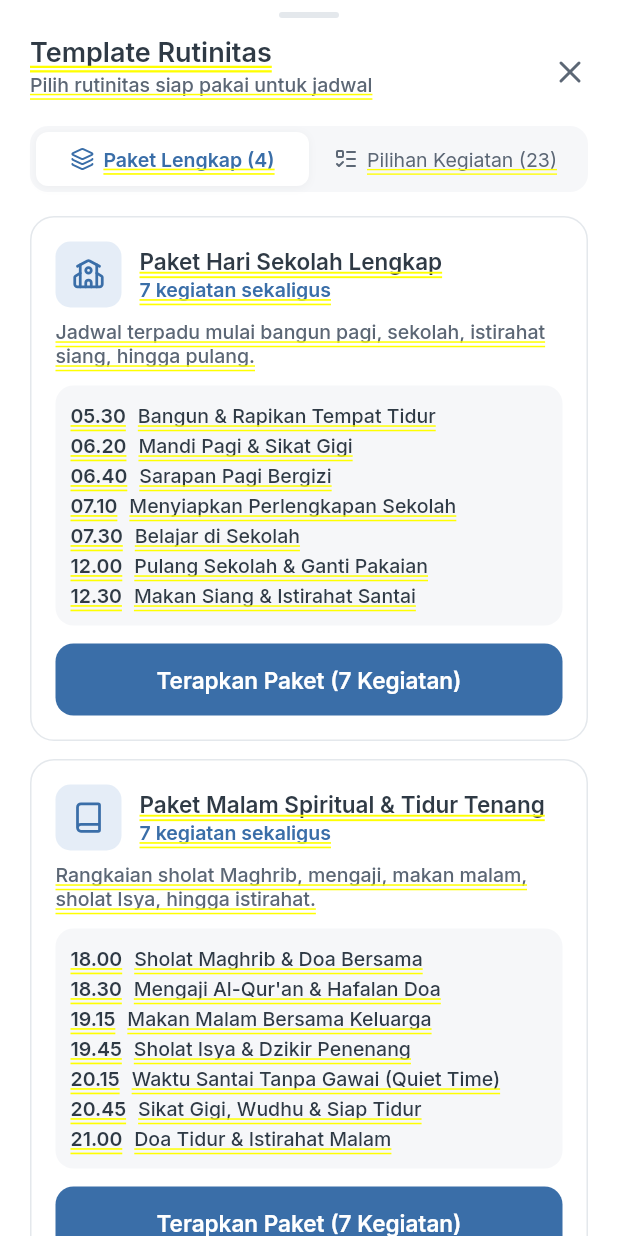
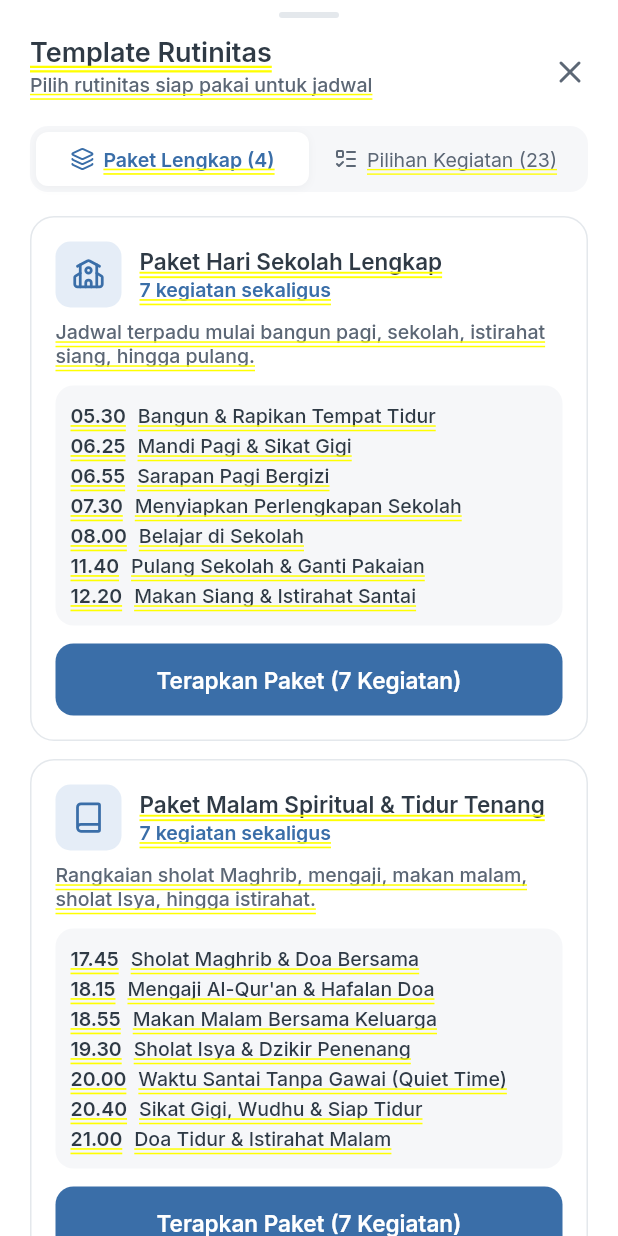
Before and after one commit to adityaanandaa1/Autiplan, a Flutter app: the _RoutineTemplateSheet screen opened directly with empty values, on a phone screen of 412 x 824 dp. Run offline on Flutter 3.47's test engine with Material 3 defaults, Android fonts, the phone set to English and light mode, and no system bars; our stand-ins replace cloud_firestore, firebase_auth, firebase_core, firebase_messaging, flutter_local_notifications, flutter_riverpod and 5 more; accounts and stored records are empty.

Commit message:
Perbaiki template rutinitas: jeda 10 menit, tanpa bentrok, cek bentrok saat diterapkan
Co-Authored-By: Claude Sonnet 5.5 <noreply@anthropic.com>

```diff
--- a/lib/domain/routine_templates.dart
+++ b/lib/domain/routine_templates.dart
@@ -4,7 +4,10 @@ enum RoutineCategory {
   pagi('Pagi', 'Rutinitas awal hari yang segar & teratur'),
   sekolah('Sekolah & Siang', 'Aktivitas belajar formal dan istirahat siang'),
   sore('Sore & Olahraga', 'Aktivitas fisik, hobi kreatif, dan kebersihan'),
-  malam('Malam & Spiritual', 'Ibadah, waktu tenang tanpa gawai, dan tidur nyenyak');
+  malam(
+    'Malam & Spiritual',
+    'Ibadah, waktu tenang tanpa gawai, dan tidur nyenyak',
+  );
 
   const RoutineCategory(this.label, this.description);
   final String label;
@@ -37,10 +40,10 @@ class RoutineTemplateItem {
   Activity toActivity({
     required String childId,
     required DateTime date,
-    String? customId,
+    required String activityId,
   }) {
     return Activity(
-      id: customId ?? 'tpl_${id}_${date.millisecondsSinceEpoch}_${start.hour}${start.minute}',
+      id: activityId,
       childId: childId,
       title: title,
       shortTitle: shortTitle,
@@ -81,7 +84,7 @@ final List<RoutineTemplateItem> allRoutineTemplates = [
     shortTitle: 'Bangun Tidur',
     icon: ActivityIcon.mandi,
     start: TimeOfDayLite(5, 30),
-    end: TimeOfDayLite(6, 0),
+    end: TimeOfDayLite(5, 45),
     category: RoutineCategory.pagi,
     description: 'Melatih anak memulai hari dengan teratur dan mandiri.',
     steps: [
@@ -95,8 +98,8 @@ final List<RoutineTemplateItem> allRoutineTemplates = [
     title: 'Senam & Peregangan Pagi',
     shortTitle: 'Senam Pagi',
     icon: ActivityIcon.sepeda,
-    start: TimeOfDayLite(6, 0),
-    end: TimeOfDayLite(6, 20),
+    start: TimeOfDayLite(5, 55),
+    end: TimeOfDayLite(6, 15),
     category: RoutineCategory.pagi,
     description: 'Gerakan motorik ringan untuk menyegarkan fokus anak.',
     steps: [
@@ -111,8 +114,8 @@ final List<RoutineTemplateItem> allRoutineTemplates = [
     title: 'Mandi Pagi & Sikat Gigi',
     shortTitle: 'Mandi Pagi',
     icon: ActivityIcon.mandi,
-    start: TimeOfDayLite(6, 20),
-    end: TimeOfDayLite(6, 40),
+    start: TimeOfDayLite(6, 25),
+    end: TimeOfDayLite(6, 45),
     category: RoutineCategory.pagi,
     description: 'Rutinitas kebersihan sensorik dengan air sejuk/hangat.',
     steps: [
@@ -127,8 +130,8 @@ final List<RoutineTemplateItem> allRoutineTemplates = [
     title: 'Sarapan Pagi Bergizi',
     shortTitle: 'Sarapan Pagi',
     icon: ActivityIcon.makan,
-    start: TimeOfDayLite(6, 40),
-    end: TimeOfDayLite(7, 10),
+    start: TimeOfDayLite(6, 55),
+    end: TimeOfDayLite(7, 20),
     category: RoutineCategory.pagi,
     description: 'Waktu makan tenang bersama keluarga sebelum beraktivitas.',
     steps: [
@@ -143,8 +146,8 @@ final List<RoutineTemplateItem> allRoutineTemplates = [
     title: 'Menyiapkan Perlengkapan Sekolah',
     shortTitle: 'Siap Sekolah',
     icon: ActivityIcon.sekolah,
-    start: TimeOfDayLite(7, 10),
-    end: TimeOfDayLite(7, 30),
+    start: TimeOfDayLite(7, 30),
+    end: TimeOfDayLite(7, 50),
     category: RoutineCategory.pagi,
     description: 'Mengecek isi tas dan memakai seragam secara mandiri.',
     steps: [
@@ -176,7 +179,7 @@ final List<RoutineTemplateItem> allRoutineTemplates = [
     title: 'Belajar di Sekolah',
     shortTitle: 'Sekolah',
     icon: ActivityIcon.sekolah,
-    start: TimeOfDayLite(7, 30),
+    start: TimeOfDayLite(8, 0),
     end: TimeOfDayLite(11, 30),
     category: RoutineCategory.sekolah,
     description: 'Kegiatan belajar formal terstruktur bersama guru dan teman.',
@@ -208,8 +211,8 @@ final List<RoutineTemplateItem> allRoutineTemplates = [
     title: 'Pulang Sekolah & Ganti Pakaian',
     shortTitle: 'Pulang Sekolah',
     icon: ActivityIcon.mandi,
-    start: TimeOfDayLite(12, 0),
-    end: TimeOfDayLite(12, 30),
+    start: TimeOfDayLite(11, 40),
+    end: TimeOfDayLite(12, 10),
     category: RoutineCategory.sekolah,
     description: 'Membiasakan transisi tenang saat kembali ke rumah.',
     steps: [
@@ -224,8 +227,8 @@ final List<RoutineTemplateItem> allRoutineTemplates = [
     title: 'Makan Siang & Istirahat Santai',
     shortTitle: 'Makan Siang',
     icon: ActivityIcon.makan,
-    start: TimeOfDayLite(12, 30),
-    end: TimeOfDayLite(13, 0),
+    start: TimeOfDayLite(12, 20),
+    end: TimeOfDayLite(12, 50),
     category: RoutineCategory.sekolah,
     description: 'Asupan nutrisi siang dan istirahat dari suara bising luar.',
     steps: [
@@ -257,10 +260,11 @@ final List<RoutineTemplateItem> allRoutineTemplates = [
     title: 'Bersepeda Santai di Taman',
     shortTitle: 'Sepeda Santai',
     icon: ActivityIcon.sepeda,
-    start: TimeOfDayLite(16, 0),
-    end: TimeOfDayLite(17, 0),
+    start: TimeOfDayLite(15, 30),
+    end: TimeOfDayLite(16, 15),
     category: RoutineCategory.sore,
-    description: 'Stimulasi sensori proprioseptif dan vestibular yang menyenangkan.',
+    description:
+        'Stimulasi sensori proprioseptif dan vestibular yang menyenangkan.',
     steps: [
       'Pakai helm pengaman dan sepatu',
       'Bersepeda di jalur aman',
@@ -288,8 +292,8 @@ final List<RoutineTemplateItem> allRoutineTemplates = [
     title: 'Bermain Kreatif Balok / Lego',
     shortTitle: 'Bermain Lego',
     icon: ActivityIcon.main,
-    start: TimeOfDayLite(16, 30),
-    end: TimeOfDayLite(17, 15),
+    start: TimeOfDayLite(16, 25),
+    end: TimeOfDayLite(17, 0),
     category: RoutineCategory.sore,
     description: 'Melatih fokus visual spasial dan kreativitas anak.',
     steps: [
@@ -303,8 +307,8 @@ final List<RoutineTemplateItem> allRoutineTemplates = [
     title: 'Menggambar & Mewarnai Tenang',
     shortTitle: 'Menggambar',
     icon: ActivityIcon.main,
-    start: TimeOfDayLite(16, 30),
-    end: TimeOfDayLite(17, 15),
+    start: TimeOfDayLite(16, 25),
+    end: TimeOfDayLite(17, 0),
     category: RoutineCategory.sore,
     description: 'Aktivitas motorik halus yang menenangkan suasana hati.',
     steps: [
@@ -318,8 +322,8 @@ final List<RoutineTemplateItem> allRoutineTemplates = [
     title: 'Mandi Sore & Cuci Rambut',
     shortTitle: 'Mandi Sore',
     icon: ActivityIcon.mandi,
-    start: TimeOfDayLite(17, 30),
-    end: TimeOfDayLite(18, 0),
+    start: TimeOfDayLite(17, 10),
+    end: TimeOfDayLite(17, 35),
     category: RoutineCategory.sore,
     description: 'Membersihkan keringat setelah beraktivitas sore.',
     steps: [
@@ -336,8 +340,8 @@ final List<RoutineTemplateItem> allRoutineTemplates = [
     title: 'Sholat Maghrib & Doa Bersama',
     shortTitle: 'Sholat Maghrib',
     icon: ActivityIcon.ngaji,
-    start: TimeOfDayLite(18, 0),
-    end: TimeOfDayLite(18, 30),
+    start: TimeOfDayLite(17, 45),
+    end: TimeOfDayLite(18, 5),
     category: RoutineCategory.malam,
     description: 'Ibadah awal malam untuk ketenangan jiwa dan spiritual.',
     steps: [
@@ -352,8 +356,8 @@ final List<RoutineTemplateItem> allRoutineTemplates = [
     title: 'Mengaji Al-Qur\'an & Hafalan Doa',
     shortTitle: 'Mengaji',
     icon: ActivityIcon.ngaji,
-    start: TimeOfDayLite(18, 30),
-    end: TimeOfDayLite(19, 15),
+    start: TimeOfDayLite(18, 15),
+    end: TimeOfDayLite(18, 45),
     category: RoutineCategory.malam,
     description: 'Belajar membaca ayat suci dan doa harian dengan pembimbing.',
     steps: [
@@ -368,8 +372,8 @@ final List<RoutineTemplateItem> allRoutineTemplates = [
     title: 'Makan Malam Bersama Keluarga',
     shortTitle: 'Makan Malam',
     icon: ActivityIcon.makan,
-    start: TimeOfDayLite(19, 15),
-    end: TimeOfDayLite(19, 45),
+    start: TimeOfDayLite(18, 55),
+    end: TimeOfDayLite(19, 20),
     category: RoutineCategory.malam,
     description: 'Kebersamaan keluarga yang hangat dan santai.',
     steps: [
@@ -384,8 +388,8 @@ final List<RoutineTemplateItem> allRoutineTemplates = [
     title: 'Sholat Isya & Dzikir Penenang',
     shortTitle: 'Sholat Isya',
     icon: ActivityIcon.ngaji,
-    start: TimeOfDayLite(19, 45),
-    end: TimeOfDayLite(20, 15),
+    start: TimeOfDayLite(19, 30),
+    end: TimeOfDayLite(19, 50),
     category: RoutineCategory.malam,
     description: 'Menyempurnakan ibadah harian dengan dzikir penyejuk hati.',
     steps: [
@@ -400,8 +404,8 @@ final List<RoutineTemplateItem> allRoutineTemplates = [
     title: 'Waktu Santai Tanpa Gawai (Quiet Time)',
     shortTitle: 'Waktu Tenang',
     icon: ActivityIcon.les,
-    start: TimeOfDayLite(20, 15),
-    end: TimeOfDayLite(20, 45),
+    start: TimeOfDayLite(20, 0),
+    end: TimeOfDayLite(20, 30),
     category: RoutineCategory.malam,
     description: 'Meredakan stimulasi layar minimal 30 menit sebelum tidur.',
     steps: [
@@ -416,8 +420,8 @@ final List<RoutineTemplateItem> allRoutineTemplates = [
     title: 'Sikat Gigi, Wudhu & Siap Tidur',
     shortTitle: 'Siap Tidur',
     icon: ActivityIcon.mandi,
-    start: TimeOfDayLite(20, 45),
-    end: TimeOfDayLite(21, 0),
+    start: TimeOfDayLite(20, 40),
+    end: TimeOfDayLite(20, 50),
     category: RoutineCategory.malam,
     description: 'Menjaga kebersihan dan kesucian diri menjelang istirahat.',
     steps: [
@@ -434,7 +438,8 @@ final List<RoutineTemplateItem> allRoutineTemplates = [
     start: TimeOfDayLite(21, 0),
     end: null, // Sesuai aturan AutiPlan: tidur malam tanpa batas selesai
     category: RoutineCategory.malam,
-    description: 'Tidur lelap untuk regenerasi fisik dan kestabilan emosi esok hari.',
+    description:
+        'Tidur lelap untuk regenerasi fisik dan kestabilan emosi esok hari.',
     steps: [
       'Membaca doa sebelum tidur dan ayat kursi',
       'Berbaring posisi miring ke kanan dengan nyaman',
@@ -449,7 +454,8 @@ final List<RoutinePack> routinePacks = [
   RoutinePack(
     id: 'pack_pagi_sekolah',
     name: 'Paket Hari Sekolah Lengkap',
-    description: 'Jadwal terpadu mulai bangun pagi, sekolah, istirahat siang, hingga pulang.',
+    description:
+        'Jadwal terpadu mulai bangun pagi, sekolah, istirahat siang, hingga pulang.',
     category: RoutineCategory.sekolah,
     icon: ActivityIcon.sekolah,
     items: [
@@ -465,7 +471,8 @@ final List<RoutinePack> routinePacks = [
   RoutinePack(
     id: 'pack_malam_spiritual',
     name: 'Paket Malam Spiritual & Tidur Tenang',
-    description: 'Rangkaian sholat Maghrib, mengaji, makan malam, sholat Isya, hingga istirahat.',
+    description:
+        'Rangkaian sholat Maghrib, mengaji, makan malam, sholat Isya, hingga istirahat.',
     category: RoutineCategory.malam,
     icon: ActivityIcon.ngaji,
     items: [
@@ -481,7 +488,8 @@ final List<RoutinePack> routinePacks = [
   RoutinePack(
     id: 'pack_sore_aktif',
     name: 'Paket Sore Olahraga & Kreatif',
-    description: 'Kombinasi aktivitas fisik di luar dan hobi menenangkan di rumah.',
+    description:
+        'Kombinasi aktivitas fisik di luar dan hobi menenangkan di rumah.',
     category: RoutineCategory.sore,
     icon: ActivityIcon.sepeda,
     items: [
@@ -493,7 +501,8 @@ final List<RoutinePack> routinePacks = [
   RoutinePack(
     id: 'pack_pagi_ceria',
     name: 'Paket Pagi Mandiri & Sehat',
-    description: 'Membangun kebiasaan bangun pagi, senam ringan, mandi, dan sarapan.',
+    description:
+        'Membangun kebiasaan bangun pagi, senam ringan, mandi, dan sarapan.',
     category: RoutineCategory.pagi,
     icon: ActivityIcon.mandi,
     items: [
@@ -505,27 +514,18 @@ final List<RoutinePack> routinePacks = [
   ),
 ];
 
-/// Mengubah daftar [RoutineTemplateItem] menjadi daftar [Activity] baru untuk anak pada [date].
+/// Mengubah daftar [RoutineTemplateItem] menjadi daftar [Activity] baru untuk
+/// anak pada [date]. [newId] dipanggil sekali per kegiatan sehingga setiap ID
+/// unik.
 List<Activity> generateActivitiesFromTemplate({
   required List<RoutineTemplateItem> items,
   required String childId,
   required DateTime date,
+  required String Function() newId,
 }) {
   final targetDate = DateTime(date.year, date.month, date.day);
-  final List<Activity> activities = [];
-  final nowMs = DateTime.now().millisecondsSinceEpoch;
-
-  for (var i = 0; i < items.length; i++) {
-    final item = items[i];
-    final customId = 'act_${nowMs}_${item.id}_$i';
-    activities.add(
-      item.toActivity(
-        childId: childId,
-        date: targetDate,
-        customId: customId,
-      ),
-    );
-  }
-
-  return activities;
+  return [
+    for (final item in items)
+      item.toActivity(childId: childId, date: targetDate, activityId: newId()),
+  ];
 }
```
Also changed, not shown: lib/features/caregiver/widgets/add_activity_sheet.dart (+6 -2 lines), lib/features/caregiver/widgets/routine_template_sheet.dart (+73 -51 lines), 2 other files.
